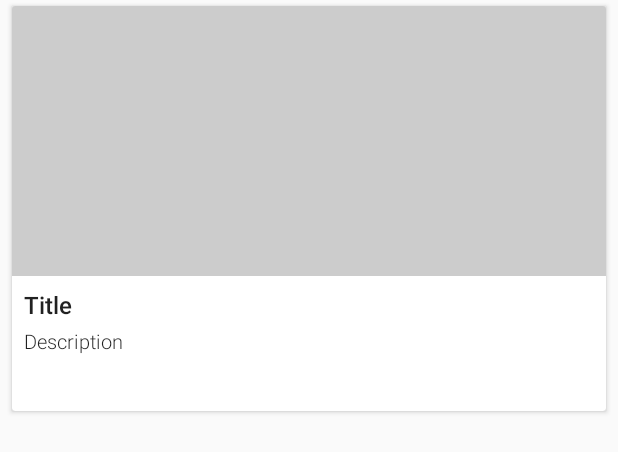
After one commit to Bogdan2499/Mobilee, an Android app: the layout item.xml on its own in the app's theme, with its tools: preview values and no code run, on a phone screen of 412 x 824 dp. The commit adds this screen. Shown: the top 452 px of the screen. Run offline under Robolectric (Android 15) with nearby library versions, the phone set to English and light mode, and no system bars.

Commit message:
Add lab 7

```diff
--- a/app/build.gradle
+++ b/app/build.gradle
@@ -23,10 +23,13 @@ dependencies {
     implementation 'com.android.support.constraint:constraint-layout:1.1.3'
     implementation 'com.android.support:recyclerview-v7:28.0.0'
     implementation 'com.squareup.retrofit2:retrofit:2.1.0'
-    implementation 'com.google.code.gson:gson:2.8.5'
+    // JSON Parsing
+    implementation 'com.google.code.gson:gson:2.6.1'
     implementation 'com.squareup.retrofit2:converter-gson:2.1.0'
     implementation "com.android.support:cardview-v7:28.0.0"
     implementation 'com.squareup.picasso:picasso:2.71828'
+
     implementation 'com.jakewharton:butterknife:8.6.0'
     annotationProcessor 'com.jakewharton:butterknife-compiler:8.6.0'
+
 }
--- a/app/src/main/AndroidManifest.xml
+++ b/app/src/main/AndroidManifest.xml
@@ -1,7 +1,6 @@
 <?xml version="1.0" encoding="utf-8"?>
 <manifest xmlns:android="http://schemas.android.com/apk/res/android"
     package="com.example.nazarbogdan.mobile">
-
 
     <uses-permission android:name="android.permission.INTERNET" />
 
@@ -12,15 +11,16 @@
         android:roundIcon="@mipmap/ic_launcher_round"
         android:supportsRtl="true"
         android:theme="@style/AppTheme">
-        <activity android:name=".MainActivity">
+        <activity android:name=".MainActivity"
+            android:theme="@style/NoActionBar">
             <intent-filter>
                 <action android:name="android.intent.action.MAIN" />
 
                 <category android:name="android.intent.category.LAUNCHER" />
             </intent-filter>
         </activity>
-
         <activity android:name=".NewsDetails" />
+        <activity android:name=".FavouriteActivity"></activity>
     </application>
 
 </manifest>
--- a/app/src/main/java/com/example/nazarbogdan/mobile/retrofit/ApiUtils.java
+++ b/app/src/main/java/com/example/nazarbogdan/mobile/retrofit/ApiUtils.java
@@ -1,10 +1,10 @@
-package com.example.nazarbogdan.mobile.retrofit;
+package com.example.nazarbogdan.mobile.Retrofit;
 
 /**
  * Created by Bogdan2499 on 12.10.2018.
  */
 public class ApiUtils {
-    private static final String BASE_URL = "https://newsapi.org/v2/";
+    public static final String BASE_URL = "https://newsapi.org/v2/";
 
     public static ApiService getSOService() {
         return RetrofitClient.getClient(BASE_URL).create(ApiService.class);
--- a/app/src/main/java/com/example/nazarbogdan/mobile/retrofit/RetrofitClient.java
+++ b/app/src/main/java/com/example/nazarbogdan/mobile/retrofit/RetrofitClient.java
@@ -1,4 +1,4 @@
-package com.example.nazarbogdan.mobile.retrofit;
+package com.example.nazarbogdan.mobile.Retrofit;
 
 import retrofit2.Retrofit;
 import retrofit2.converter.gson.GsonConverterFactory;
@@ -6,12 +6,12 @@ import retrofit2.converter.gson.GsonConverterFactory;
 /**
  * Created by Bogdan2499 on 12.10.2018.
  */
-public class RetrofitClient {
+public class RetrofitClient{
 
     private static Retrofit retrofit = null;
 
     public static Retrofit getClient(String baseUrl) {
-        if (retrofit == null) {
+        if (retrofit==null) {
             retrofit = new Retrofit.Builder()
                     .baseUrl(baseUrl)
                     .addConverterFactory(GsonConverterFactory.create())
--- /dev/null
+++ b/app/src/main/res/layout/item.xml
@@ -0,0 +1,57 @@
+<?xml version="1.0" encoding="utf-8"?>
+<android.support.v7.widget.CardView xmlns:android="http://schemas.android.com/apk/res/android"
+    xmlns:tools="http://schemas.android.com/tools"
+    android:layout_width="match_parent"
+    android:layout_height="270dp"
+    android:layout_marginBottom="4dp"
+    android:layout_marginEnd="8dp"
+    android:layout_marginStart="8dp"
+    android:layout_marginTop="4dp"
+    android:clickable="true"
+    android:focusable="true"
+    android:foreground="?attr/selectableItemBackground">
+
+    <LinearLayout
+        android:layout_width="match_parent"
+        android:layout_height="match_parent"
+        android:orientation="vertical">
+
+        <ImageView
+            android:id="@+id/ivPicture"
+            android:layout_width="match_parent"
+            android:layout_height="180dp"
+            android:scaleType="centerCrop"
+            tools:background="#CCC" />
+
+        <TextView
+            android:id="@+id/tvName"
+            android:layout_width="match_parent"
+            android:layout_height="wrap_content"
+            android:layout_marginEnd="8dp"
+            android:layout_marginStart="8dp"
+            android:layout_marginTop="8dp"
+            android:ellipsize="end"
+            android:fontFamily="sans-serif-medium"
+            android:maxLines="1"
+            android:textColor="@color/textPrimaryDark"
+            android:textSize="16sp"
+            tools:text="@string/title" />
+
+        <TextView
+            android:id="@+id/tvDeck"
+            android:layout_width="match_parent"
+            android:layout_height="wrap_content"
+            android:layout_marginEnd="8dp"
+            android:layout_marginStart="8dp"
+            android:layout_marginTop="4dp"
+            android:ellipsize="end"
+            android:fontFamily="sans-serif-light"
+            android:maxLines="3"
+            android:textColor="@color/textPrimaryDark"
+            android:textSize="13sp"
+            tools:background="#FFF"
+            tools:text="@string/description" />
+
+    </LinearLayout>
+
+</android.support.v7.widget.CardView>
--- a/app/src/main/res/values/colors.xml
+++ b/app/src/main/res/values/colors.xml
@@ -1,8 +1,8 @@
 <?xml version="1.0" encoding="utf-8"?>
 <resources>
-    <color name="colorPrimary">#008577</color>
-    <color name="colorPrimaryDark">#00574B</color>
-    <color name="colorAccent">#D81B60</color>
+    <color name="colorPrimary">#3F51B5</color>
+    <color name="colorPrimaryDark">#303F9F</color>
+    <color name="colorAccent">#FF4081</color>
 
     <color name="textPrimaryDark">#DE000000</color>
     <color name="textPrimaryLight">#DE000000</color>
--- a/app/src/main/res/values/styles.xml
+++ b/app/src/main/res/values/styles.xml
@@ -8,4 +8,9 @@
         <item name="colorAccent">@color/colorAccent</item>
     </style>
 
+    <style name = "NoActionBar" parent = "Theme.AppCompat.Light.NoActionBar">
+        <item name = "android:windowActionBar">false</item>
+        <item name = "android:windowNoTitle">true</item>
+    </style>
+
 </resources>
```
Also changed, not shown: app/src/main/java/com/example/nazarbogdan/mobile/FavouriteActivity.java (added, +85 -0 lines), app/src/main/java/com/example/nazarbogdan/mobile/MainActivity.java (+42 -32 lines), app/src/main/java/com/example/nazarbogdan/mobile/NewsDetails.java (+16 -35 lines), app/src/main/java/com/example/nazarbogdan/mobile/SQLite/SQLite.java (added, +49 -0 lines), app/src/main/java/com/example/nazarbogdan/mobile/adapter/NewsAdapter.java (+65 -18 lines), app/src/main/java/com/example/nazarbogdan/mobile/models/Article.java (+22 -13 lines), app/src/main/java/com/example/nazarbogdan/mobile/models/Result.java (+4 -5 lines), app/src/main/java/com/example/nazarbogdan/mobile/retrofit/ApiService.java (+4 -5 lines), app/src/main/res/layout/activity_favourite.xml (added, +22 -0 lines), app/src/main/res/layout/activity_news_details.xml (+13 -17 lines), app/src/main/res/layout/toolbar.xml (added, +23 -0 lines), 1 other file.
